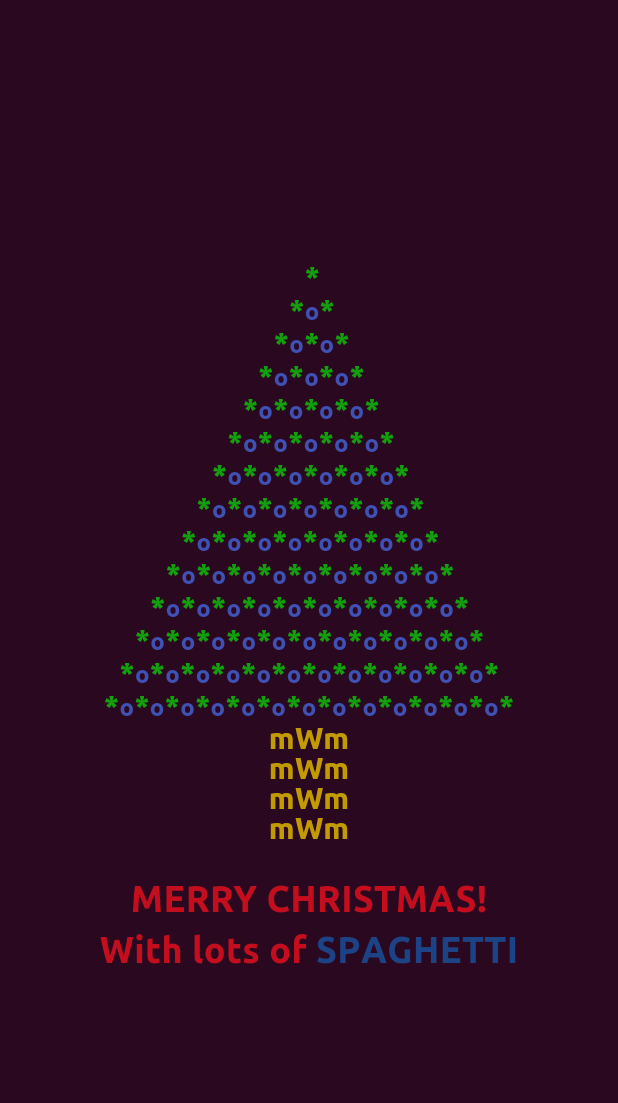
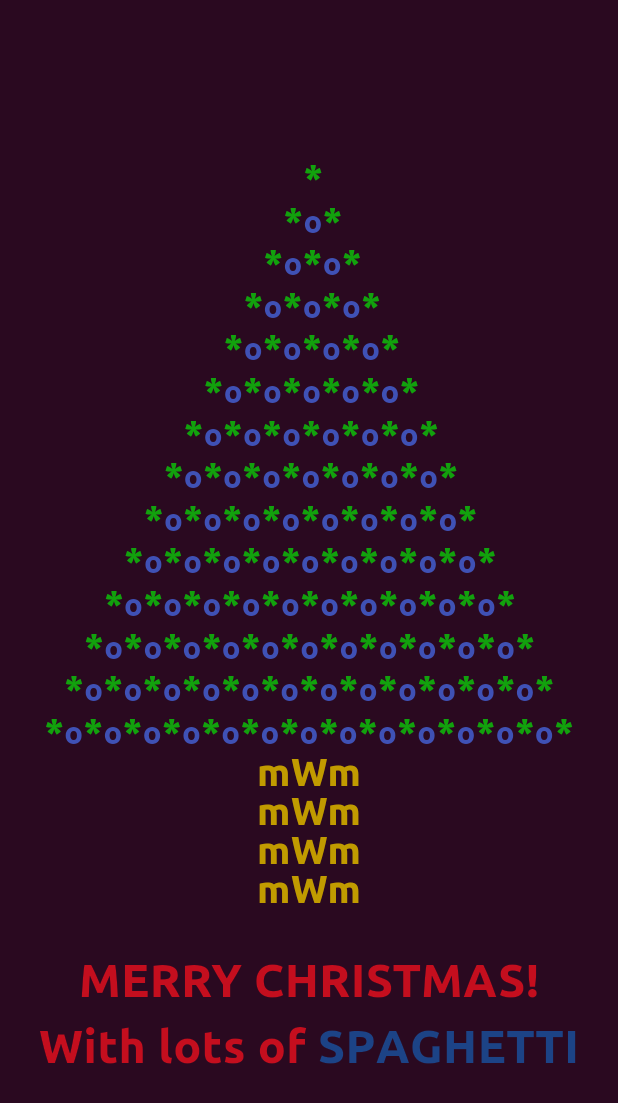
Before and after one commit to SerenityS/year_end_party_tree, a Flutter app: the screen it shows after launch, on a phone screen of 412 x 824 dp. Shown: the top 1103 px of the screen. Run offline on Flutter 3.47's test engine with Material 3 defaults, Android fonts, the phone set to English and light mode, and no system bars.

Commit message:
feat: Responsive!
Signed-off-by: qwertycvb(HeeRyun, Jin <jins4218@gmail.com>

```diff
--- a/lib/main.dart
+++ b/lib/main.dart
@@ -41,12 +41,20 @@ class MainApp extends StatelessWidget {
         child: Scaffold(
           backgroundColor: const Color(0xFF2A0920),
           body: LayoutBuilder(builder: (context, constraints) {
-            return const SafeArea(
+            return SafeArea(
               child: Center(
-                child: Column(
-                  mainAxisAlignment: MainAxisAlignment.center,
-                  crossAxisAlignment: CrossAxisAlignment.center,
-                  children: [DynamicTreeWidget(), DynamicCodeTextWidget()],
+                child: SizedBox(
+                  height: constraints.maxHeight,
+                  child: const FittedBox(
+                    child: Padding(
+                      padding: EdgeInsets.all(20.0),
+                      child: Column(
+                        mainAxisAlignment: MainAxisAlignment.center,
+                        crossAxisAlignment: CrossAxisAlignment.center,
+                        children: [DynamicTreeWidget(), DynamicCodeTextWidget()],
+                      ),
+                    ),
+                  ),
                 ),
               ),
             );
```
